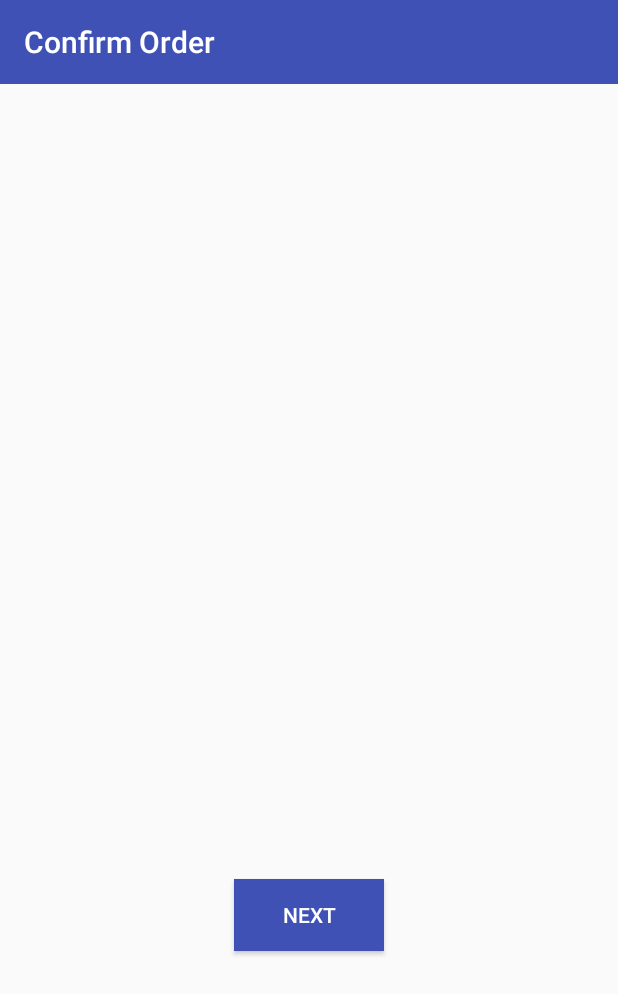
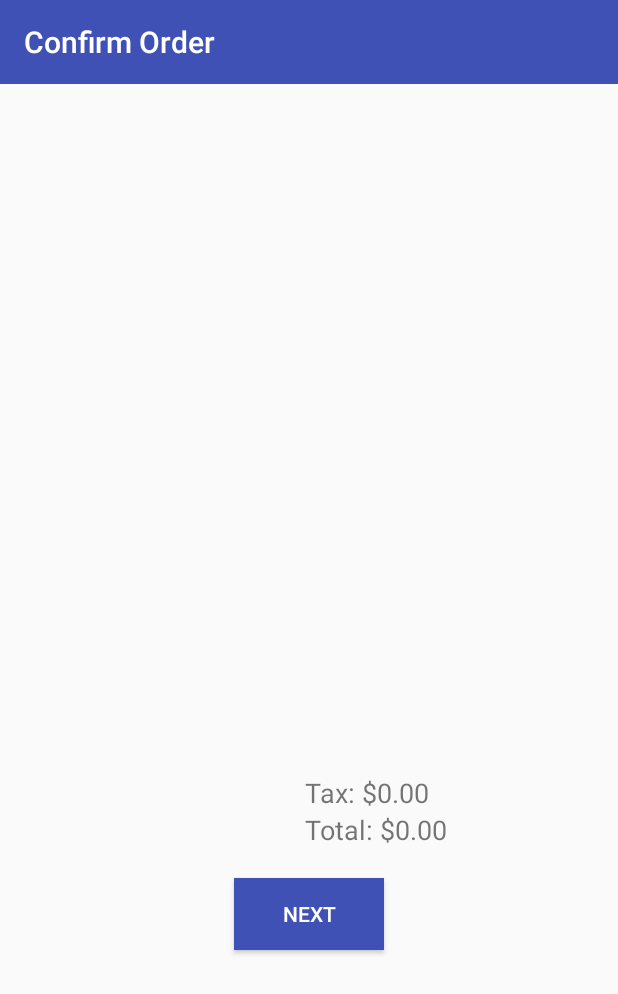
Before and after one commit to joshbeebe/PizzaNinja, an Android app: the ConfirmOrderActivity screen opened directly, with no data from a screen before it, on a phone screen of 412 x 824 dp. Shown: the top 994 px of the screen. Run offline under Robolectric (Android 15) with nearby library versions, the phone set to English and light mode, and no system bars.

Commit message:
Added Totals

```diff
--- a/app/src/main/java/com/pizzaninja/pizzaninja/ConfirmOrderActivity.java
+++ b/app/src/main/java/com/pizzaninja/pizzaninja/ConfirmOrderActivity.java
@@ -39,6 +39,8 @@ public class ConfirmOrderActivity extends AppCompatActivity {
     }
 
     private void populateList() {
+        double totalcost = 0.00;
+
         //Remove everything in list if necessary
         if (myRoot.getChildCount() > 0) myRoot.removeAllViews();
 
@@ -96,7 +98,7 @@ public class ConfirmOrderActivity extends AppCompatActivity {
             itemDetail.addView(itemRow);
             myRoot.addView(itemDetail);
 
-
+            totalcost += item.price;
 
             //Toppings
             for (String s: item.toppings) {
@@ -112,8 +114,15 @@ public class ConfirmOrderActivity extends AppCompatActivity {
 
                 myRoot.addView(topping);
             }
+        }
 
-        }
+        double tax = totalcost * .06;
+        totalcost += tax;
+
+        TextView texttax = (TextView) findViewById(R.id.textTax);
+        texttax.setText("Tax: " + String.format("$%.2f", tax));
+        TextView texttotal = (TextView) findViewById(R.id.textTotal);
+        texttotal.setText("Total: " + String.format("$%.2f", totalcost));
     }
 
     public void Close(View view)
--- a/app/src/main/res/layout/activity_confirm_order.xml
+++ b/app/src/main/res/layout/activity_confirm_order.xml
@@ -19,7 +19,45 @@
 
     <include layout="@layout/content_confirm_order"
         android:layout_width="match_parent"
-        android:layout_height="500dp" />
+        android:layout_height="460dp" />
+
+    <LinearLayout
+        android:orientation="horizontal"
+        android:layout_width="match_parent"
+        android:layout_height="wrap_content"
+        android:layout_marginLeft="20dp"
+        android:layout_marginRight="20dp"
+        android:gravity="center_vertical|center_horizontal">
+
+        <TextView
+            android:layout_width="wrap_content"
+            android:layout_height="wrap_content"
+            android:id="@+id/textDelivery"
+            android:textSize="18sp"
+            android:textColor="@color/common_google_signin_btn_text_dark_focused"
+            android:layout_marginRight="50dp" />
+
+        <LinearLayout
+            android:orientation="vertical"
+            android:layout_height="wrap_content"
+            android:layout_width="wrap_content"
+            android:layout_marginLeft="40dp">
+
+            <TextView
+                android:text="Tax:"
+                android:layout_width="match_parent"
+                android:layout_height="wrap_content"
+                android:id="@+id/textTax"
+                android:textSize="18sp" />
+
+            <TextView
+                android:text="Total: "
+                android:layout_width="match_parent"
+                android:layout_height="wrap_content"
+                android:id="@+id/textTotal"
+                android:textSize="18sp" />
+        </LinearLayout>
+    </LinearLayout>
 
     <Button
         android:text="Next"
@@ -27,7 +65,7 @@
         android:layout_height="wrap_content"
         android:background="@color/colorPrimary"
         android:id="@+id/buttonNext"
-        android:layout_marginTop="30dp"
+        android:layout_marginTop="20dp"
         android:onClick="OpenCustomerInfo" />
 
 </LinearLayout>
```
Also changed, not shown: app/src/main/java/com/pizzaninja/pizzaninja/StatusActivity.java (+86 -0 lines), app/src/main/res/layout/activity_status.xml (+5 -14 lines).
